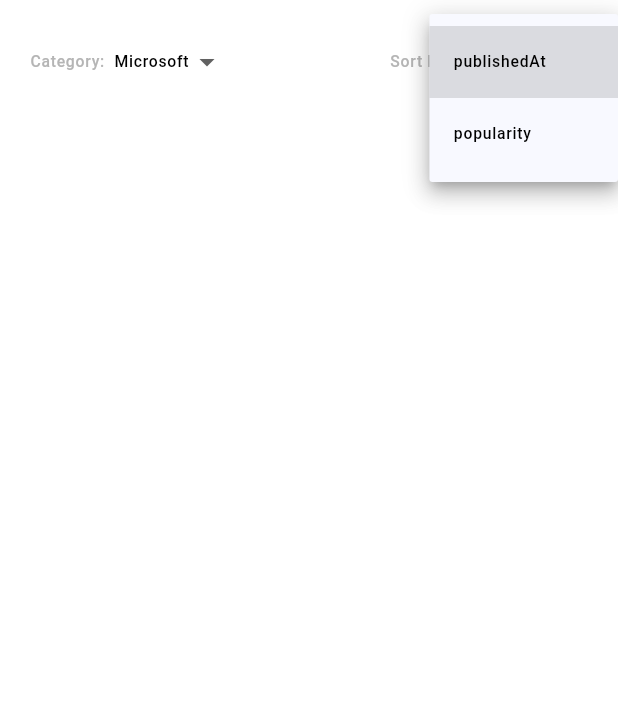
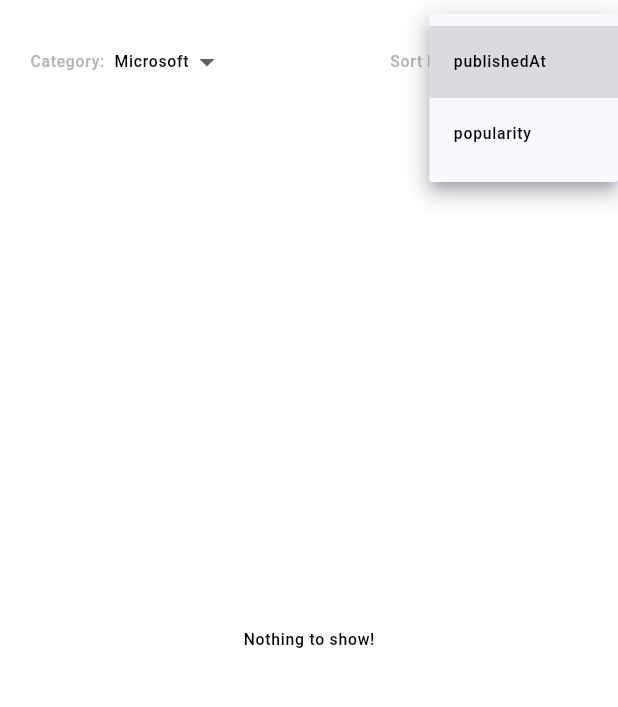
Before and after one commit to sina-moradbakhti/us_headlines_app, a Flutter app: the NewsScreen screen opened by its route, after a tap on "Microsoft", after a tap on "publishedAt", on a phone screen of 412 x 824 dp, the part 58-765 px from its top. Run offline on Flutter 3.47's test engine with Material 3 defaults, Android fonts, the light colour scheme and no system bars; drawn by our look-alikes of loader_overlay; our stand-ins replace cached_network_image, dartz, get, get_storage, internet_connection_checker_plus; accounts and stored records are empty; network calls fail; Roboto replaces fonts that are missing (Tahoma).

Commit message:
fix a bug related to pagination

```diff
--- a/lib/core/constants/app_strings.dart
+++ b/lib/core/constants/app_strings.dart
@@ -2,4 +2,5 @@ class AppStrings {
   static const String appIsLoading = "App is loading, please wait...";
   static const String usHeadlines = "US Headlines";
   static const String offline = "offline";
+  static const String nothingToShow = "Nothing to show!";
 }
--- a/lib/features/news/presentation/controller/news_controller.dart
+++ b/lib/features/news/presentation/controller/news_controller.dart
@@ -70,7 +70,9 @@ class NewsController extends GetxController
       }
     }).whenComplete(() {
       GlobalFunctions.hideLoading();
-      newsRepo.cacheTheArticles(articles.value);
+      if (articles.isNotEmpty) {
+        newsRepo.cacheTheArticles(articles.value);
+      }
     });
   }
 
@@ -82,22 +84,24 @@ class NewsController extends GetxController
         .fetchAll(
       company: company.value,
       sortBy: sortBy.value,
-      page: currentPage.value,
+      page: currentPage.value + 1,
     )
         .then((result) {
       if (result.status == "ok") {
         articles.addAll(result.articles);
+        currentPage.value++;
       }
     }).whenComplete(() {
       GlobalFunctions.hideLoading();
-      newsRepo.cacheTheArticles(articles.value);
+      if (articles.isNotEmpty) {
+        newsRepo.cacheTheArticles(articles.value);
+      }
     });
   }
 
   void _onArticlesListScrolled() {
     if (scrolController.offset >= scrolController.position.maxScrollExtent &&
         !scrolController.position.outOfRange) {
-      currentPage.value++;
       _fetchLatestNewsMore();
     }
   }
--- a/lib/features/news/presentation/widgets/article_list_widget.dart
+++ b/lib/features/news/presentation/widgets/article_list_widget.dart
@@ -1,5 +1,6 @@
 import 'package:flutter/material.dart';
 import 'package:get/get.dart';
+import 'package:nexttoptech_assignment/core/constants/app_strings.dart';
 
 import '../controller/news_controller.dart';
 import 'appbar_company_dropdown_widget.dart';
@@ -54,7 +55,8 @@ class ArticleListWidget extends GetView<NewsController> {
     );
   }
 
-  Widget get _remoteData => ListView.builder(
+  Widget get _remoteData => controller.articles.isNotEmpty
+      ? ListView.builder(
           controller: controller.scrolController,
           padding: const EdgeInsets.symmetric(
             vertical: 30,
@@ -64,9 +66,16 @@ class ArticleListWidget extends GetView<NewsController> {
           itemBuilder: (context, index) => ArticleListItemWidget(
             article: controller.articles.value[index],
           ),
+        )
+      : Center(
+          child: Text(
+            AppStrings.nothingToShow,
+            style: Get.textTheme.labelSmall,
+          ),
         );
 
-  Widget get _localData => ListView.builder(
+  Widget get _localData => controller.cachedArticles.isNotEmpty
+      ? ListView.builder(
           padding: const EdgeInsets.symmetric(
             vertical: 30,
             horizontal: 16,
@@ -75,5 +84,11 @@ class ArticleListWidget extends GetView<NewsController> {
           itemBuilder: (context, index) => ArticleListItemWidget(
             article: controller.cachedArticles.value[index],
           ),
+        )
+      : Center(
+          child: Text(
+            AppStrings.nothingToShow,
+            style: Get.textTheme.labelSmall,
+          ),
         );
 }
```
Lines whose indentation alone changed are shown as unchanged.
